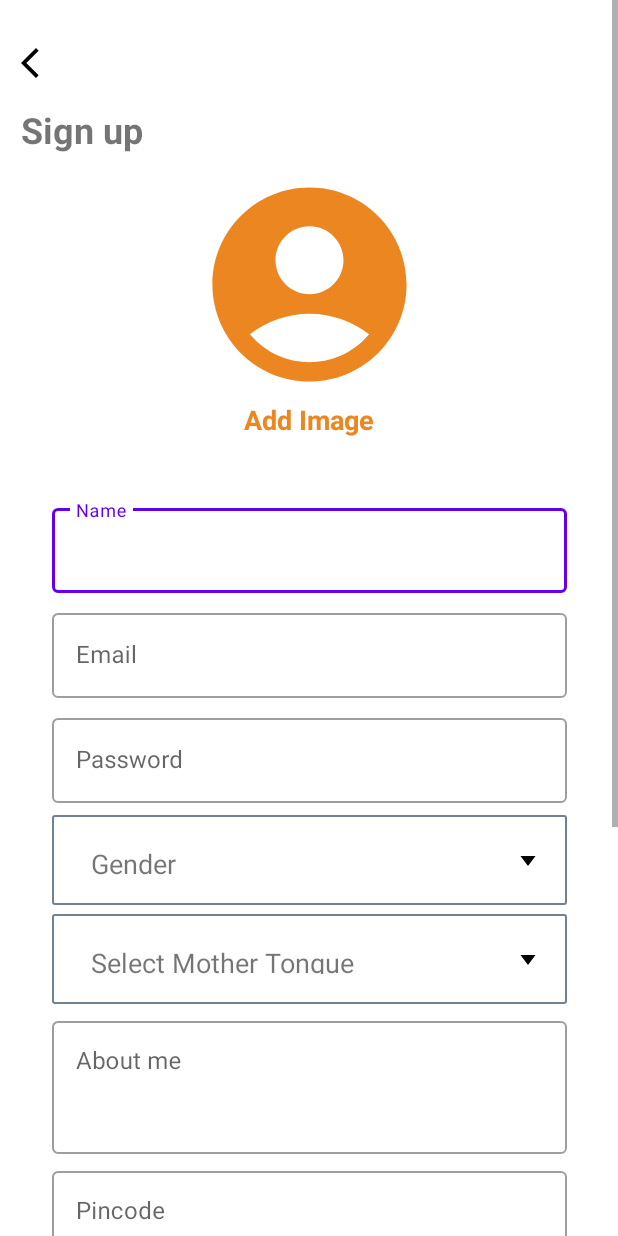
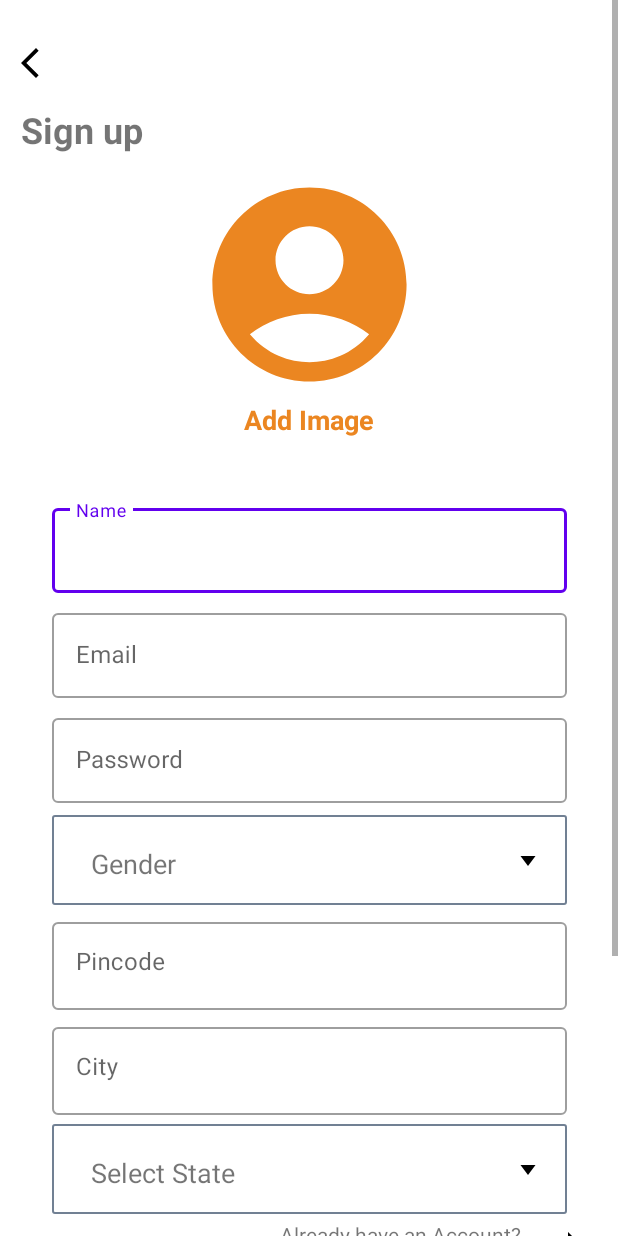
Before and after one commit to sanjuray/vyza_handmadehaven_app, an Android app: the SignupPage screen opened directly, with no data from a screen before it, on a phone screen of 412 x 824 dp. Run offline under Robolectric (Android 15) with nearby library versions, the phone set to English and light mode, and no system bars; network calls fail; 2 statements that could not run were skipped.

Commit message:
rishabh commit to sanju

```diff
--- a/app/build.gradle
+++ b/app/build.gradle
@@ -1,5 +1,6 @@
 plugins {
     id 'com.android.application'
+    id 'com.google.android.libraries.mapsplatform.secrets-gradle-plugin'
 }
 
 android {
@@ -33,6 +34,8 @@ dependencies {
     implementation 'androidx.appcompat:appcompat:1.6.1'
     implementation 'com.google.android.material:material:1.7.0'
     implementation 'androidx.constraintlayout:constraintlayout:2.1.4'
+    implementation 'com.google.android.gms:play-services-maps:18.2.0'
+    implementation 'com.google.android.gms:play-services-location:21.1.0'
     testImplementation 'junit:junit:4.13.2'
     androidTestImplementation 'androidx.test.ext:junit:1.1.5'
     androidTestImplementation 'androidx.test.espresso:espresso-core:3.5.1'
@@ -44,7 +47,7 @@ dependencies {
     implementation 'com.android.volley:volley:1.2.1'
     implementation 'de.hdodenhof:circleimageview:3.1.0'
     implementation 'com.github.bumptech.glide:glide:4.12.0'
-
+    implementation 'com.google.android.gms:play-services-maps:18.2.0'
     implementation 'com.razorpay:checkout:1.6.24'
     implementation 'phonepe.intentsdk.android.release:IntentSDK:2.4.3'
 
@@ -54,6 +57,7 @@ dependencies {
     implementation("androidx.lifecycle:lifecycle-extensions:2.2.0")
     implementation("org.jetbrains.kotlinx:kotlinx-coroutines-android:1.7.3")
     implementation("org.jetbrains.kotlinx:kotlinx-coroutines-core:1.7.3")
+    implementation 'com.github.MikeOrtiz:TouchImageView:1.4.1'
 
 
 
--- a/app/src/main/res/layout/activity_signup_page.xml
+++ b/app/src/main/res/layout/activity_signup_page.xml
@@ -5,6 +5,7 @@
     xmlns:tools="http://schemas.android.com/tools"
     android:layout_width="match_parent"
     android:layout_height="match_parent"
+    android:background="@color/white"
 
     tools:context=".login.SignupPage">
 
@@ -131,38 +132,9 @@
 
             </Spinner>
 
-            <Spinner
-                android:id="@+id/edt_dropdown_language"
-                android:layout_width="343dp"
-                android:layout_height="60dp"
-                android:gravity="center"
-                android:layout_marginTop="6dp"
-                app:layout_constraintEnd_toEndOf="parent"
-                app:layout_constraintStart_toStartOf="parent"
-                app:layout_constraintTop_toBottomOf="@id/edt_dropdown_gender"
-                android:background="@drawable/bg_signup_spinner">
 
-            </Spinner>
 
-            <com.google.android.material.textfield.TextInputLayout
-                android:id="@+id/txt_aboutMe"
-                style="@style/Widget.MaterialComponents.TextInputLayout.OutlinedBox"
-                android:layout_width="343dp"
-                android:layout_height="94dp"
-                android:layout_marginTop="6dp"
-                android:hint="@string/SignUp_about_me"
-                app:layout_constraintEnd_toEndOf="parent"
-                app:layout_constraintStart_toStartOf="parent"
-                app:layout_constraintTop_toBottomOf="@+id/edt_dropdown_language">
 
-                <com.google.android.material.textfield.TextInputEditText
-                    android:id="@+id/edt_aboutMe"
-                    android:layout_width="match_parent"
-                    android:layout_height="match_parent"
-                    android:gravity="top">
-
-                </com.google.android.material.textfield.TextInputEditText>
-            </com.google.android.material.textfield.TextInputLayout>
 
             <com.google.android.material.textfield.TextInputLayout
                 android:id="@+id/txt_pincode"
@@ -173,7 +145,7 @@
                 android:hint="@string/SignUp_pindcode"
                 app:layout_constraintEnd_toEndOf="parent"
                 app:layout_constraintStart_toStartOf="parent"
-                app:layout_constraintTop_toBottomOf="@+id/txt_aboutMe">
+                app:layout_constraintTop_toBottomOf="@+id/edt_dropdown_gender">
 
                 <com.google.android.material.textfield.TextInputEditText
                     android:id="@+id/edt_pincode"
@@ -211,6 +183,9 @@
                 android:layout_width="343dp"
                 android:layout_height="60dp"
                 android:layout_marginTop="6dp"
+
+
+
                 android:gravity="center"
                 android:dropDownHeight="25dp"
                 app:layout_constraintEnd_toEndOf="parent"
--- a/app/src/main/res/values/strings.xml
+++ b/app/src/main/res/values/strings.xml
@@ -20,6 +20,7 @@
     <string name="SignUp_about_me">About me</string>
     <string name="SignUp_city">City</string>
     <string name="SignUp_pindcode">Pincode</string>
+    <string name="api">AIzaSyCX9OMG7iua9i8PCcGB9OlladtWs5heTZY</string>
     <string name="SignUp_add_image">Add Image</string>
 
 </resources>
--- a/build.gradle
+++ b/build.gradle
@@ -3,8 +3,7 @@ plugins {
 
     id 'com.android.application' version '7.4.2' apply false
     id 'com.android.library' version '7.4.2' apply false
-
-
+    id 'com.google.android.libraries.mapsplatform.secrets-gradle-plugin' version '2.0.1' apply false
 
 
 }
--- a/settings.gradle
+++ b/settings.gradle
@@ -3,6 +3,7 @@ pluginManagement {
         google()
         mavenCentral()
         gradlePluginPortal()
+        maven { url 'https://jitpack.io' }
     }
 }
 dependencyResolutionManagement {
@@ -15,6 +16,7 @@ dependencyResolutionManagement {
         }
     }
 }
+
 rootProject.name = "Handicrafts"
 include ':app'
 include ':app:profile'
```
Also changed, not shown: app/src/main/AndroidManifest.xml (+22 -7 lines), app/src/main/java/com/example/handicrafts/profile/detail_activity.java (+12 -0 lines), app/src/main/java/com/example/handicrafts/profile/maps_activity.java (added, +120 -0 lines), app/src/main/res/layout/activity_maps.xml (added, +9 -0 lines).
